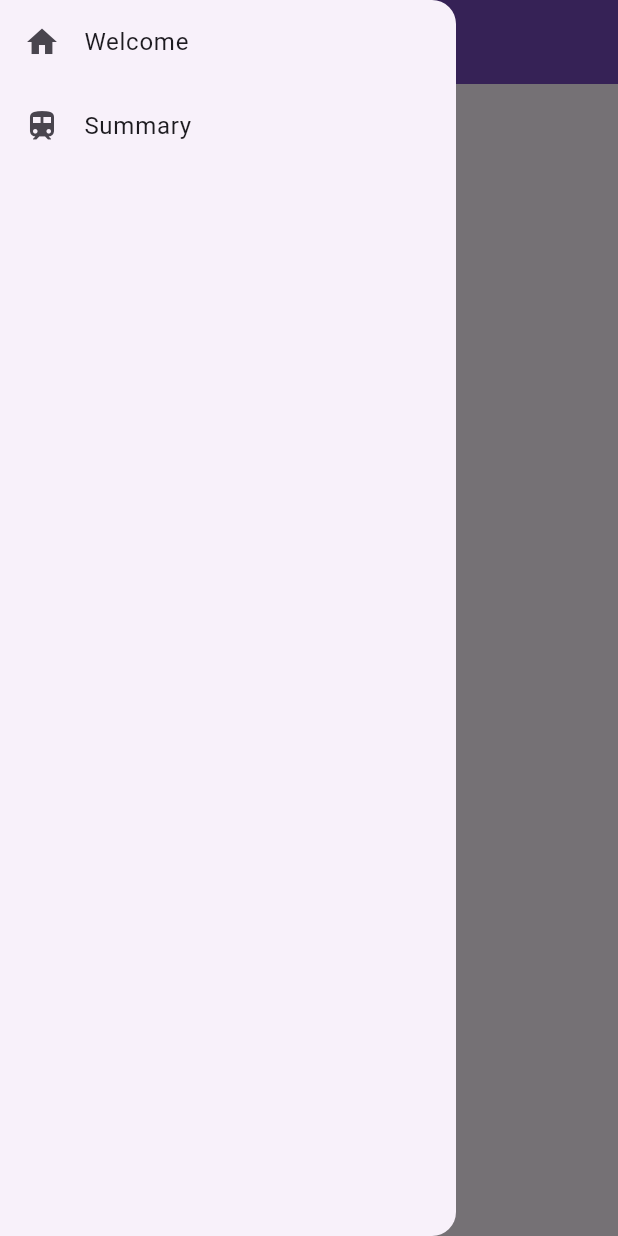
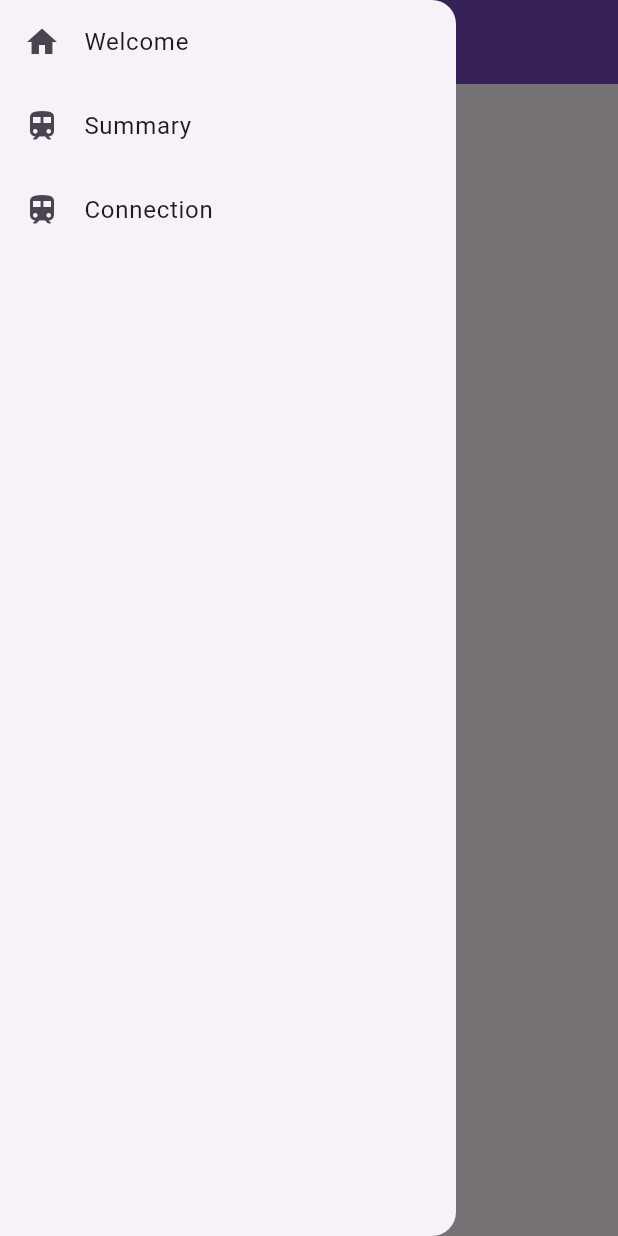
Before and after one commit to icksishu/gaji, a Flutter app: the screen it shows after launch, with the side drawer open, on a phone screen of 412 x 824 dp. Run offline on Flutter 3.47's test engine with Material 3 defaults, Android fonts, the phone set to English and light mode, and no system bars.

```diff
--- a/lib/pages/NavigationPage.dart
+++ b/lib/pages/NavigationPage.dart
@@ -1,6 +1,5 @@
-import "dart:ffi";
-
 import "package:flutter/material.dart";
+import "package:gaji/pages/connectionPage.dart";
 import "package:gaji/pages/summaryPage.dart";
 import "dart:developer" as developer;
 
@@ -19,6 +18,7 @@ class _NavigationPageState extends State<NavigationPage> {
   Map pageMap = {
     "welcome": const WelcomePage(),
     "summary": const SummaryPage(),
+    "connection": const ConnectionPage(),
   };
   String currentTitle = "init";
   String currentPageName = "welcome";
@@ -37,16 +37,17 @@ class _NavigationPageState extends State<NavigationPage> {
       else if(pageName == "summary") {
         currentTitle = (currentPage as SummaryPage).title;
       }
+      else if(pageName == "connection") {
+        currentTitle = (currentPage as ConnectionPage).title;
+      }
     });
   }
 
   @override
   void initState() {
-    developer.log("initState $currentTitle");
     super.initState();
     setState(() {
       currentTitle = "gaji";
-      developer.log("setState $currentTitle");
     });
   }
 
@@ -82,6 +83,16 @@ class _NavigationPageState extends State<NavigationPage> {
                 _changePage("summary");
               },
             ),
+            ListTile(
+              leading: const Icon(
+                Icons.train,
+              ),
+              title: const Text('Connection'),
+              onTap: () {
+                Navigator.pop(context);
+                _changePage("connection");
+              },
+            ),
           ]
         ),
       ),
```
Also changed, not shown: lib/pages/connectionPage.dart (added, +21 -0 lines).
